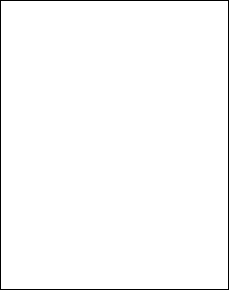
Qt form app/view/forms/equipmentview.ui (r0nd0ud0u/qt-rpg) before a commit.
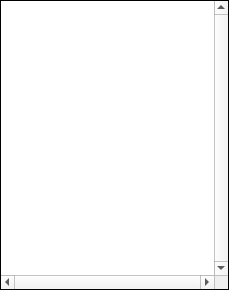
The same form after that commit.

```diff
--- a/app/view/forms/equipmentview.ui
+++ b/app/view/forms/equipmentview.ui
@@ -44,10 +44,10 @@
       <enum>QFrame::Plain</enum>
      </property>
      <property name="verticalScrollBarPolicy">
-      <enum>Qt::ScrollBarAlwaysOff</enum>
+      <enum>Qt::ScrollBarAlwaysOn</enum>
      </property>
      <property name="horizontalScrollBarPolicy">
-      <enum>Qt::ScrollBarAsNeeded</enum>
+      <enum>Qt::ScrollBarAlwaysOn</enum>
      </property>
      <property name="sizeAdjustPolicy">
       <enum>QAbstractScrollArea::AdjustToContents</enum>
@@ -64,6 +64,9 @@
      <attribute name="horizontalHeaderMinimumSectionSize">
       <number>50</number>
      </attribute>
+     <attribute name="horizontalHeaderDefaultSectionSize">
+      <number>200</number>
+     </attribute>
      <attribute name="horizontalHeaderHighlightSections">
       <bool>false</bool>
      </attribute>
```
